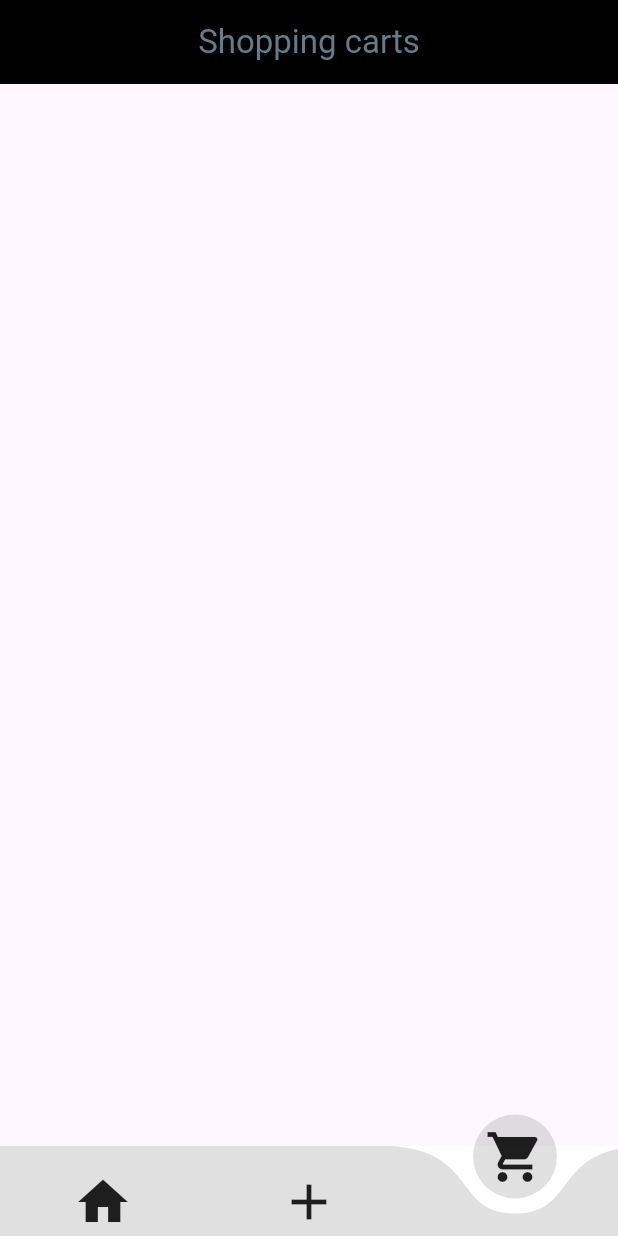
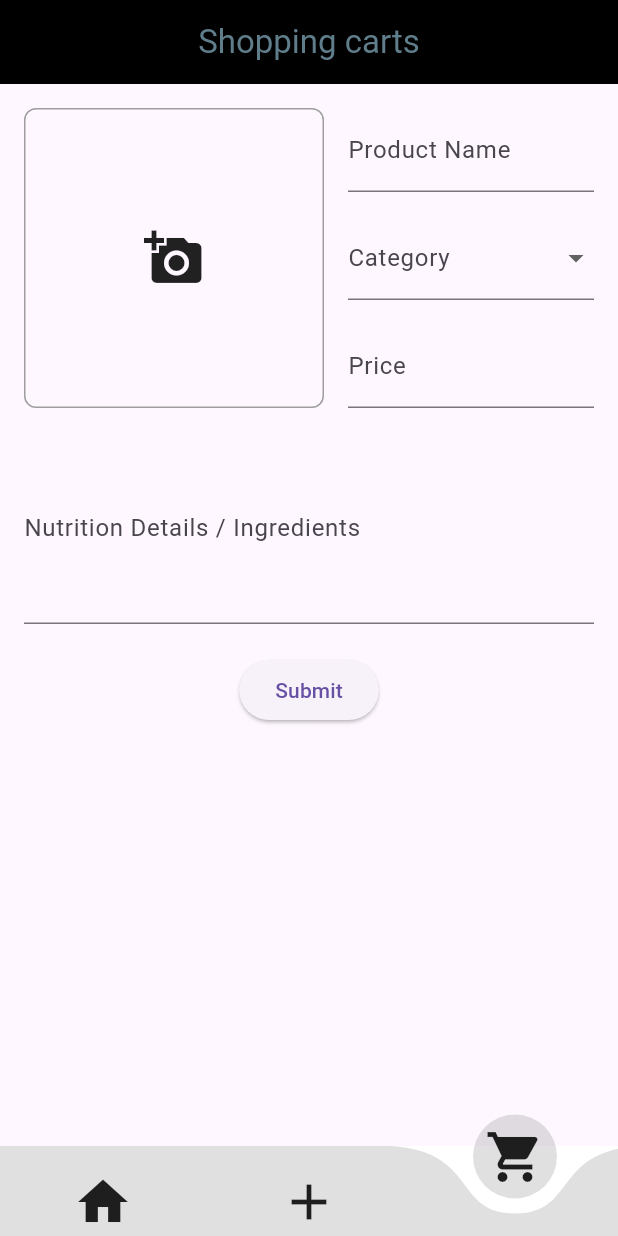
Before and after one commit to klikman1/grocery_app, a Flutter app: the screen it shows after launch, item 3 of the bottom bar chosen, on a phone screen of 412 x 824 dp. Run offline on Flutter 3.47's test engine with Material 3 defaults, Android fonts, the light colour scheme and no system bars; drawn by our look-alikes of curved_navigation_bar; our stand-ins replace image_picker, transparent_image.

Commit message:
created product tab and a  product form

```diff
--- /dev/null
+++ b/lib/Pages/DefaultPage.dart
@@ -0,0 +1,129 @@
+import 'package:curved_navigation_bar/curved_navigation_bar.dart';
+import 'package:flutter/material.dart';
+import 'package:techno_mobile/Pages/HomePage.dart';
+import 'package:techno_mobile/Pages/NewProductPage.dart';
+
+class DefaultPage extends StatefulWidget {
+  const DefaultPage({super.key});
+
+  @override
+  State<StatefulWidget> createState() {
+    return _DefaultPageState();
+  }
+}
+
+class _DefaultPageState extends State<DefaultPage> {
+  final List<String> _pageTitles = [
+    "Home page",
+    "Add page",
+    "Shopping carts",
+  ];
+
+  final List<Widget> _navigationIcons = [
+    const Icon(
+      Icons.home,
+      size: 40,
+    ),
+    const Icon(
+      Icons.add,
+      size: 40,
+    ),
+    const Icon(
+      Icons.shopping_cart,
+      size: 40,
+    ),
+  ];
+
+  final List<Widget> _pages = [
+    const HomePage(),
+    const HomePage(),
+    NewProductPage()
+  ];
+
+  int _selectedIndex = 0;
+
+  @override
+  Widget build(BuildContext context) {
+    return Scaffold(
+      appBar: AppBar(
+        centerTitle: true,
+        title: Text(_pageTitles[_selectedIndex]),
+        foregroundColor: Colors.blueGrey,
+        backgroundColor: Colors.black,
+      ),
+      body: IndexedStack(
+        index: _selectedIndex,
+        children: _pages,
+      ),
+      bottomNavigationBar: CurvedNavigationBar(
+        items: _navigationIcons,
+        animationDuration: const Duration(milliseconds: 400),
+        height: 60,
+        backgroundColor: Colors.white,
+        color: Colors.black12,
+        index: 1,
+        onTap: (index) {
+          if (index == 1) {
+            showModalBottomSheet(
+                context: context,
+                builder: (BuildContext context) {
+                  return Container(
+                    alignment: Alignment.center,
+                    padding: const EdgeInsets.all(25.0),
+                    height: 160,
+                    child: Column(
+                      mainAxisAlignment: MainAxisAlignment.spaceAround,
+                      children: [
+                        const Text(
+                          "What do you want to create?",
+                          style: TextStyle(
+                            fontSize: 25,
+                            fontWeight: FontWeight.bold,
+                          ),
+                        ),
+                        Row(
+                          mainAxisAlignment: MainAxisAlignment.spaceAround,
+                          children: [
+                            TextButton(
+                              style: const ButtonStyle(
+                                backgroundColor:
+                                    WidgetStatePropertyAll(Colors.black87),
+                                foregroundColor:
+                                    WidgetStatePropertyAll(Colors.white),
+                              ),
+                              onPressed: () {},
+                              child: const Text("A shopping list"),
+                            ),
+                            TextButton(
+                              style: const ButtonStyle(
+                                backgroundColor:
+                                    WidgetStatePropertyAll(Colors.black87),
+                                foregroundColor:
+                                    WidgetStatePropertyAll(Colors.white),
+                              ),
+                              onPressed: () {
+                                // Navigator.push(
+                                //   context,
+                                //   MaterialPageRoute(
+                                //     builder: (context) => NewProductPage(),
+                                //   ),
+                                // );
+                              },
+                              child: const Text("A product"),
+                            ),
+                          ],
+                        ),
+                      ],
+                    ),
+                  );
+                });
+          } else {
+            setState(() {
+              _selectedIndex = index;
+            });
+          }
+        },
+      ),
+    );
+  }
+}
--- a/lib/Pages/HomePage.dart
+++ b/lib/Pages/HomePage.dart
@@ -1,10 +1,7 @@
-import 'dart:math';
+import 'package:flutter/material.dart';
+import 'package:techno_mobile/models/Product.dart';
 
-import 'package:curved_navigation_bar/curved_navigation_bar.dart';
-import 'package:flutter/material.dart';
-import 'package:techno_mobile/Pages/CartsPage.dart';
-
-class HomePage extends StatefulWidget{
+class HomePage extends StatefulWidget {
   const HomePage({super.key});
 
   @override
@@ -13,62 +10,26 @@ class HomePage extends StatefulWidget{
   }
 }
 
-class _HomePage extends State<HomePage>{
-  final List<String> _pageTitles = [
-    "Home page",
-    "Add page",
-    "Shopping carts",
+class _HomePage extends State<HomePage> {
+  final List<Product> _products = [
+    Product(name: "ggg", price: 23, description: "dddd", imageUrl: "ddd"),
+    Product(name: "ggg", price: 23, description: "dddd", imageUrl: "ddd"),
+    Product(name: "ggg", price: 23, description: "dddd", imageUrl: "ddd"),
+    Product(name: "ggg", price: 23, description: "dddd", imageUrl: "ddd"),
   ];
-
-  final List<Widget> _navigationIcons = [
-    const Icon(Icons.home, size: 40,),
-    const Icon(Icons.add, size: 40,),
-    const Icon(Icons.shopping_cart, size: 40,),
-  ];
-
-  final List<Widget> _pages = [
-    // Home page,
-    // Add page,
-    const CartsPage()
-  ];
-
-  int _selectedIndex = 0;
 
   @override
   Widget build(BuildContext context) {
-    return Scaffold(
-      appBar: AppBar(
-        centerTitle: true,
-        title: Text(_pageTitles[_selectedIndex]),
-        foregroundColor: Colors.blueGrey,
-        backgroundColor: Colors.black,
-      ),
-
-      body: IndexedStack(
-        index: _selectedIndex,
-        children: _pages,
-      ),
-      bottomNavigationBar: CurvedNavigationBar(
-        items: _navigationIcons,
-        animationDuration: const Duration(milliseconds: 400),
-        height: 60,
-        backgroundColor: Colors.white,
-        color: Colors.black12,
-        index: 1,
-        onTap: (index){
-          setState(() {
-            _selectedIndex = index;
-          });
-
-          if(index == 2){
-            const CartsPage();
-          }
-
-          log(index);
-        },
+    return Container(
+      padding: const EdgeInsets.all(20.0),
+      color: Colors.red,
+      child: const Row(
+        children: [
+          Text("This is home page"),
+          Text("This is home page"),
+          Text("This is home page"),
+        ],
       ),
     );
   }
-
-
 }
--- /dev/null
+++ b/lib/Pages/NewProductPage.dart
@@ -0,0 +1,159 @@
+import 'dart:io';
+
+import 'package:flutter/material.dart';
+import 'package:image_picker/image_picker.dart';
+
+class NewProductPage extends StatefulWidget {
+  NewProductPage({super.key});
+
+  final formKey = GlobalKey<FormState>();
+  final _categories = ['Beverages', 'Snacks', 'Dairy', 'Fruits'];
+
+  @override
+  State<StatefulWidget> createState() {
+    return _NewProductState();
+  }
+}
+
+class _NewProductState extends State<NewProductPage> {
+  @override
+  Widget build(BuildContext context) {
+    File? uploadedImage;
+    String? _selectedCategory;
+
+    Future pickImageFromGallery() async {
+      final returnedImage = await ImagePicker().pickImage(source: ImageSource.gallery);
+      if (returnedImage != null){
+        setState(() {
+          uploadedImage = File(returnedImage.path);
+        });
+      }
+    }
+
+    return SingleChildScrollView(
+      child: Padding(
+        padding: const EdgeInsets.all(16.0),
+        child: Form(
+          key: widget.formKey,
+          child: Column(
+            crossAxisAlignment: CrossAxisAlignment.start,
+            children: [
+              Row(
+                crossAxisAlignment: CrossAxisAlignment.start,
+                children: [
+                  // Image Upload Section
+                  GestureDetector(
+                    onTap: pickImageFromGallery,
+                    child: Container(
+                      width: 200,
+                      height: 200,
+                      decoration: BoxDecoration(
+                        border: Border.all(color: Colors.grey),
+                        borderRadius: BorderRadius.circular(8.0),
+                      ),
+                      child: uploadedImage != null
+                          ? Image.file(uploadedImage!, fit: BoxFit.cover)
+                          : const Icon(Icons.add_a_photo, size: 40),
+                    ),
+                  ),
+                  const SizedBox(width: 16.0),
+                  // Input Fields
+                  Expanded(
+                    child: Column(
+                      children: [
+                        // Name Field
+                        TextFormField(
+                          decoration: const InputDecoration(
+                            labelText: "Product Name",
+                          ),
+                          validator: (value) {
+                            if (value == null || value.isEmpty) {
+                              return "Please enter a product name";
+                            }
+                            return null;
+                          },
+                        ),
+                        const SizedBox(height: 16.0),
+                        // Category Dropdown
+                        DropdownButtonFormField<String>(
+                          decoration: const InputDecoration(
+                            labelText: "Category",
+                          ),
+                          items: widget._categories
+                              .map((category) => DropdownMenuItem(
+                                    value: category,
+                                    child: Text(category),
+                                  ))
+                              .toList(),
+                          onChanged: (value) {
+                            setState(() {
+                              _selectedCategory = value;
+                            });
+                          },
+                          validator: (value) {
+                            if (value == null) {
+                              return "Please select a category";
+                            }
+                            return null;
+                          },
+                        ),
+                        const SizedBox(height: 16.0),
+                        // Price Field
+                        TextFormField(
+                          decoration: const InputDecoration(
+                            labelText: "Price",
+                            prefixText: "€ ",
+
+                          ),
+                          keyboardType: TextInputType.number,
+                          validator: (value) {
+                            if (value == null ||
+                                value.isEmpty ||
+                                double.tryParse(value) == null) {
+                              return "Please enter a valid price";
+                            }
+                            return null;
+                          },
+                        ),
+                      ],
+                    ),
+                  ),
+                ],
+              ),
+              const SizedBox(height: 16.0),
+              // Nutrition Details or Ingredients
+              TextFormField(
+                decoration: const InputDecoration(
+                  labelText: "Nutrition Details / Ingredients",
+                ),
+                maxLines: 4,
+                validator: (value) {
+                  if (value == null || value.isEmpty) {
+                    return "Please enter nutrition details or ingredients";
+                  }
+                  return null;
+                },
+              ),
+              const SizedBox(height: 20.0),
+              // Submit Button
+              Center(
+                child: ElevatedButton(
+                  onPressed: () {
+                    if (widget.formKey.currentState!.validate()) {
+                      ScaffoldMessenger.of(context).showSnackBar(
+                        const SnackBar(content: Text('Product added!')),
+                      );
+                    }
+                  },
+                  child: const Text("Submit"),
+                ),
+              ),
+            ],
+          ),
+        ),
+      ),
+    );
+  }
+
+
+}
--- a/lib/main.dart
+++ b/lib/main.dart
@@ -1,5 +1,5 @@
 import 'package:flutter/material.dart';
-import 'package:techno_mobile/Pages/HomePage.dart';
+import 'package:techno_mobile/Pages/DefaultPage.dart';
 
 void main() {
   runApp(const MyApp());
@@ -13,7 +13,7 @@
   Widget build(BuildContext context) {
     return const MaterialApp(
       title: 'Flutter Demo',
-      home: HomePage(),
+      home: DefaultPage(),
     );
   }
 }
--- /dev/null
+++ b/lib/models/Product.dart
@@ -0,0 +1,11 @@
+import 'dart:core';
+
+class Product {
+  String name;
+  double price;
+  String description;
+  String imageUrl;
+
+  Product({required this.name, required this.price, required this.description, required this.imageUrl});
+
+}
--- a/pubspec.yaml
+++ b/pubspec.yaml
@@ -36,6 +36,8 @@ dependencies:
   # Use with the CupertinoIcons class for iOS style icons.
   cupertino_icons: ^1.0.8
   curved_navigation_bar: ^1.0.6
+  transparent_image: ^2.0.1
+  image_picker: ^1.1.2
 
 dev_dependencies:
   flutter_test:
```
Also changed, not shown: lib/Pages/CartsPage.dart (+11 -3 lines), lib/ProductBox.dart (added, +120 -0 lines), pubspec.lock, 4 other files.
